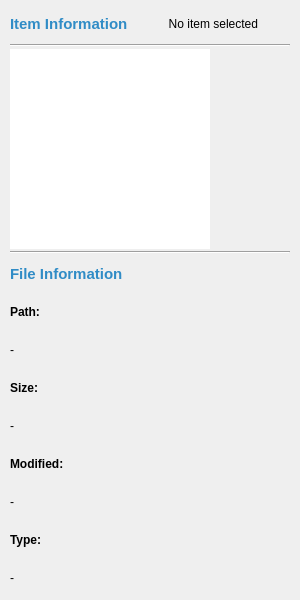
The window that src/ui/widgets/panes/detailspane.ui (EtherAura/Kartend) describes before a commit, drawn with Qt 5.
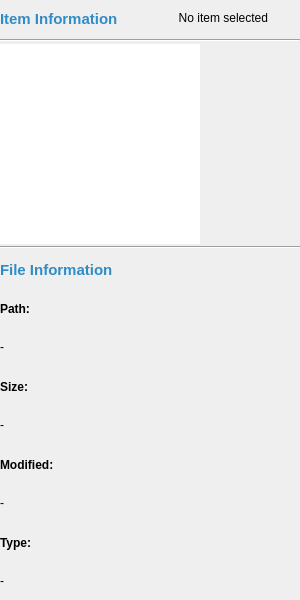
The same window after the commit.

Commit message: fix(ui): stop painting a guideline down the details pane's inner edge

```diff
--- a/src/ui/widgets/panes/detailspane.ui
+++ b/src/ui/widgets/panes/detailspane.ui
@@ -57,16 +57,16 @@
         <number>2</number>
        </property>
        <property name="leftMargin">
-        <number>10</number>
+        <number>0</number>
        </property>
        <property name="topMargin">
-        <number>6</number>
+        <number>0</number>
        </property>
        <property name="rightMargin">
-        <number>10</number>
+        <number>0</number>
        </property>
        <property name="bottomMargin">
-        <number>4</number>
+        <number>0</number>
        </property>
        <item>
         <widget class="QFrame" name="titleBar">
```
The commit also changes 2 other files.
